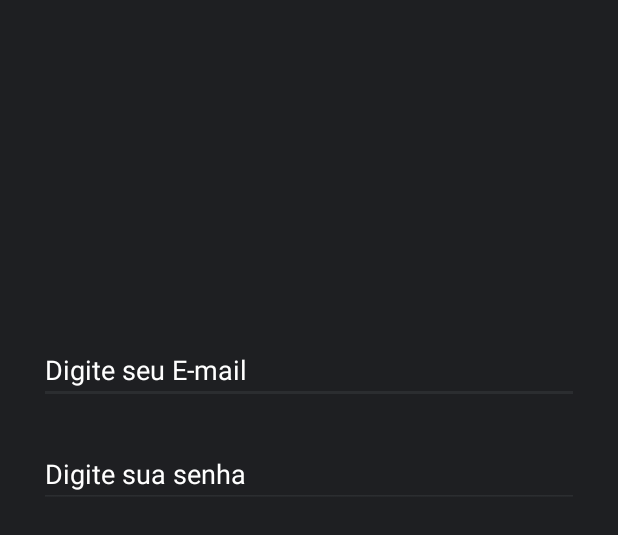
After one commit to thayvitareli/agenda, an Android app: the layout login.xml on its own in the app's theme, with its tools: preview values and no code run, on a phone screen of 412 x 824 dp. The commit adds this screen. Shown: the top 535 px of the screen. Run offline under Robolectric (Android 15) with nearby library versions, the phone set to English and light mode, and no system bars.

Commit message:
adicinando a tela login

```diff
--- a/app/src/main/res/layout/item_contato.xml
+++ b/app/src/main/res/layout/item_contato.xml
@@ -35,15 +35,12 @@
             android:layout_marginTop="8dp"
             android:layout_marginLeft="4dp"
             >
-
             <ImageView
                 android:id="@+id/tvAvatar"
                 android:layout_width="wrap_content"
                 android:layout_height="wrap_content"
                 android:src="@drawable/icon_avatar"
                 >
-
-
             </ImageView>
 
         </androidx.cardview.widget.CardView>
--- /dev/null
+++ b/app/src/main/res/layout/login.xml
@@ -0,0 +1,74 @@
+<?xml version="1.0" encoding="utf-8"?>
+<androidx.constraintlayout.widget.ConstraintLayout xmlns:android="http://schemas.android.com/apk/res/android"
+    xmlns:app="http://schemas.android.com/apk/res-auto"
+    xmlns:tools="http://schemas.android.com/tools"
+    android:layout_width="match_parent"
+    android:layout_height="match_parent"
+    android:background="@color/fundo"
+    >
+
+    <ImageView
+        android:id="@+id/logo_app"
+        android:layout_width="120dp"
+        android:layout_height="120dp"
+        app:layout_constraintBottom_toTopOf="@+id/cred_email"
+        app:layout_constraintEnd_toEndOf="parent"
+        app:layout_constraintHorizontal_bias="0.498"
+        app:layout_constraintStart_toStartOf="parent"
+        app:layout_constraintTop_toTopOf="parent"
+        app:layout_constraintVertical_bias="0.482" />
+
+    <EditText
+        android:id="@+id/cred_email"
+        android:layout_width="0dp"
+        android:layout_height="wrap_content"
+        android:layout_marginStart="26dp"
+        android:layout_marginTop="224dp"
+        android:layout_marginEnd="26dp"
+        android:backgroundTint="@color/items"
+        android:ems="10"
+        android:hint="Digite seu E-mail"
+        android:inputType="text"
+        android:textColor="@color/white"
+        android:textColorHint="@color/white"
+        app:layout_constraintEnd_toEndOf="parent"
+        app:layout_constraintHorizontal_bias="1.0"
+        app:layout_constraintStart_toStartOf="parent"
+        app:layout_constraintTop_toTopOf="parent">
+
+    </EditText>
+
+    <EditText
+        android:id="@+id/cred_senha"
+        android:layout_width="0dp"
+        android:layout_height="wrap_content"
+        android:layout_marginStart="26dp"
+        android:layout_marginTop="24dp"
+        android:layout_marginEnd="26dp"
+        android:backgroundTint="@color/items"
+        android:ems="10"
+        android:hint="Digite sua senha"
+        android:inputType="text"
+        android:textColor="@color/white"
+        android:textColorHint="@color/white"
+        app:layout_constraintEnd_toEndOf="parent"
+        app:layout_constraintHorizontal_bias="1.0"
+        app:layout_constraintStart_toStartOf="parent"
+        app:layout_constraintTop_toBottomOf="@+id/cred_email">
+
+    </EditText>
+
+    <TextView
+        android:id="@+id/textErroLogin"
+        android:layout_width="241dp"
+        android:layout_height="27dp"
+        android:layout_marginTop="12dp"
+        android:backgroundTint="@color/items"
+        android:textColor="@color/white"
+        app:layout_constraintEnd_toEndOf="parent"
+        app:layout_constraintStart_toStartOf="parent"
+        app:layout_constraintTop_toBottomOf="@+id/cred_senha">
+
+    </TextView>
+
+</androidx.constraintlayout.widget.ConstraintLayout>
--- a/build.gradle.kts
+++ b/build.gradle.kts
@@ -1,4 +1,4 @@
 // Top-level build file where you can add configuration options common to all sub-projects/modules.
 plugins {
-    id("com.android.application") version "8.3.2" apply false
+    id("com.android.application") version "8.3.0-beta02" apply false
 }
```
